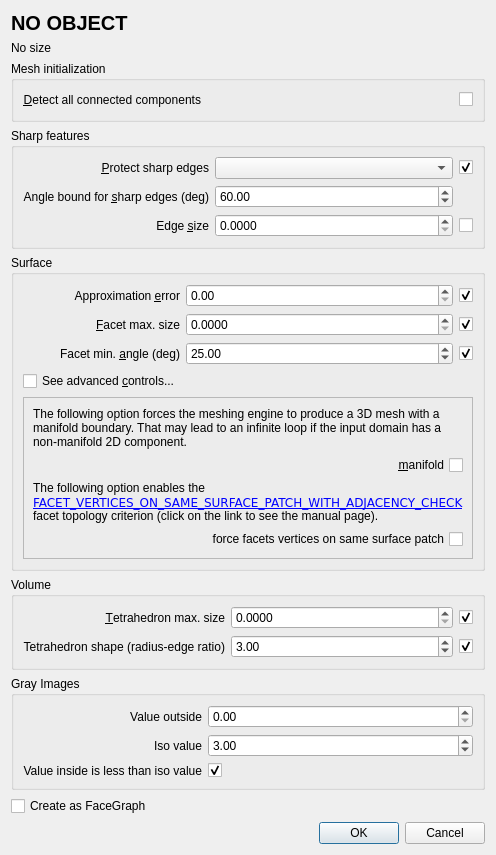
Old version of the form Polyhedron/demo/Polyhedron/Plugins/Mesh_3/Meshing_dialog.ui in the repository CGAL/cgal.
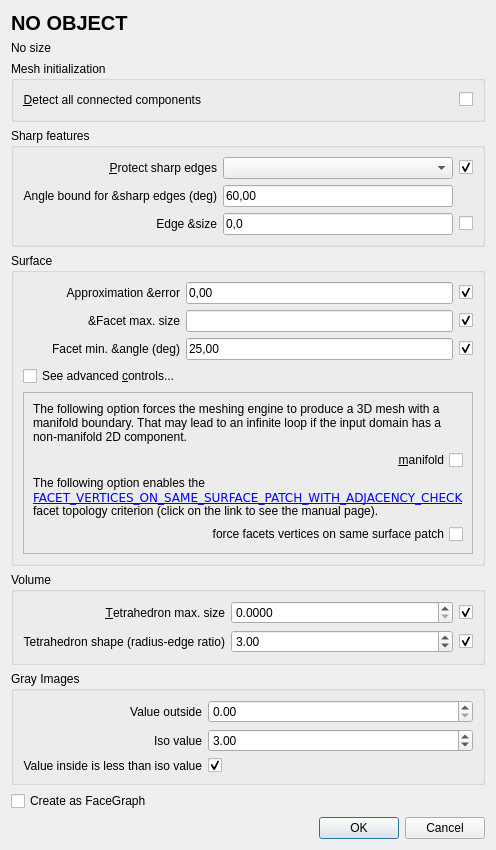
New version of the form. Custom widgets are drawn as their Qt base class.

```diff
--- a/Polyhedron/demo/Polyhedron/Plugins/Mesh_3/Meshing_dialog.ui
+++ b/Polyhedron/demo/Polyhedron/Plugins/Mesh_3/Meshing_dialog.ui
@@ -115,9 +115,6 @@
         <property name="alignment">
          <set>Qt::AlignRight|Qt::AlignTrailing|Qt::AlignVCenter</set>
         </property>
-        <property name="buddy">
-         <cstring>sharpEdgesAngle</cstring>
-        </property>
        </widget>
       </item>
       <item row="7" column="0">
@@ -128,9 +125,6 @@
         <property name="alignment">
          <set>Qt::AlignRight|Qt::AlignTrailing|Qt::AlignVCenter</set>
         </property>
-        <property name="buddy">
-         <cstring>edgeSizing</cstring>
-        </property>
        </widget>
       </item>
       <item row="7" column="2">
@@ -140,29 +134,6 @@
         </property>
        </widget>
       </item>
-      <item row="7" column="1">
-       <widget class="QDoubleSpinBox" name="edgeSizing">
-        <property name="decimals">
-         <number>4</number>
-        </property>
-        <property name="minimum">
-         <double>0.000000000000000</double>
-        </property>
-        <property name="value">
-         <double>0.000000000000000</double>
-        </property>
-       </widget>
-      </item>
-      <item row="3" column="1">
-       <widget class="QDoubleSpinBox" name="sharpEdgesAngle">
-        <property name="maximum">
-         <double>180.000000000000000</double>
-        </property>
-        <property name="value">
-         <double>60.000000000000000</double>
-        </property>
-       </widget>
-      </item>
       <item row="1" column="0">
        <widget class="QLabel" name="protectLabel">
         <property name="text">
@@ -186,6 +157,20 @@
         </property>
        </widget>
       </item>
+      <item row="3" column="1">
+       <widget class="DoubleEdit" name="sharpEdgesAngle">
+        <property name="text">
+         <string>60,00</string>
+        </property>
+       </widget>
+      </item>
+      <item row="7" column="1">
+       <widget class="DoubleEdit" name="edgeSizing">
+        <property name="text">
+         <string>0,0</string>
+        </property>
+       </widget>
+      </item>
      </layout>
     </widget>
    </item>
@@ -216,9 +201,6 @@
         <property name="alignment">
          <set>Qt::AlignRight|Qt::AlignTrailing|Qt::AlignVCenter</set>
         </property>
-        <property name="buddy">
-         <cstring>approx</cstring>
-        </property>
        </widget>
       </item>
       <item row="1" column="2">
@@ -234,16 +216,6 @@
         </property>
        </widget>
       </item>
-      <item row="1" column="1">
-       <widget class="QDoubleSpinBox" name="approx">
-        <property name="minimumSize">
-         <size>
-          <width>110</width>
-          <height>0</height>
-         </size>
-        </property>
-       </widget>
-      </item>
       <item row="3" column="0">
        <widget class="QLabel" name="angleLabel">
         <property name="text">
@@ -252,22 +224,6 @@
         <property name="alignment">
          <set>Qt::AlignRight|Qt::AlignTrailing|Qt::AlignVCenter</set>
         </property>
-        <property name="buddy">
-         <cstring>facetAngle</cstring>
-        </property>
-       </widget>
-      </item>
-      <item row="2" column="1">
-       <widget class="QDoubleSpinBox" name="facetSizing">
-        <property name="minimumSize">
-         <size>
-          <width>110</width>
-          <height>0</height>
-         </size>
-        </property>
-        <property name="decimals">
-         <number>4</number>
-        </property>
        </widget>
       </item>
       <item row="9" column="0" colspan="3">
@@ -359,27 +315,25 @@
         <property name="alignment">
          <set>Qt::AlignRight|Qt::AlignTrailing|Qt::AlignVCenter</set>
         </property>
-        <property name="buddy">
-         <cstring>facetSizing</cstring>
+       </widget>
+      </item>
+      <item row="1" column="1">
+       <widget class="DoubleEdit" name="approx">
+        <property name="text">
+         <string>0,00</string>
         </property>
        </widget>
       </item>
+      <item row="2" column="1">
+       <widget class="DoubleEdit" name="facetSizing"/>
+      </item>
       <item row="3" column="1">
-       <widget class="QDoubleSpinBox" name="facetAngle">
-        <property name="minimumSize">
-         <size>
-          <width>110</width>
-          <height>0</height>
-         </size>
+       <widget class="DoubleEdit" name="facetAngle">
+        <property name="inputMask">
+         <string>25,00</string>
         </property>
-        <property name="minimum">
-         <double>0.000000000000000</double>
-        </property>
-        <property name="maximum">
-         <double>30.000000000000000</double>
-        </property>
-        <property name="value">
-         <double>25.000000000000000</double>
+        <property name="text">
+         <string>25,00</string>
         </property>
        </widget>
       </item>
@@ -597,6 +551,13 @@
    </item>
   </layout>
  </widget>
+ <customwidgets>
+  <customwidget>
+   <class>DoubleEdit</class>
+   <extends>QLineEdit</extends>
+   <header>CGAL_double_edit.h</header>
+  </customwidget>
+ </customwidgets>
  <tabstops>
   <tabstop>approx</tabstop>
   <tabstop>noApprox</tabstop>
```
Left out of the diff: 3 changed lines with no effect on the pictures.
